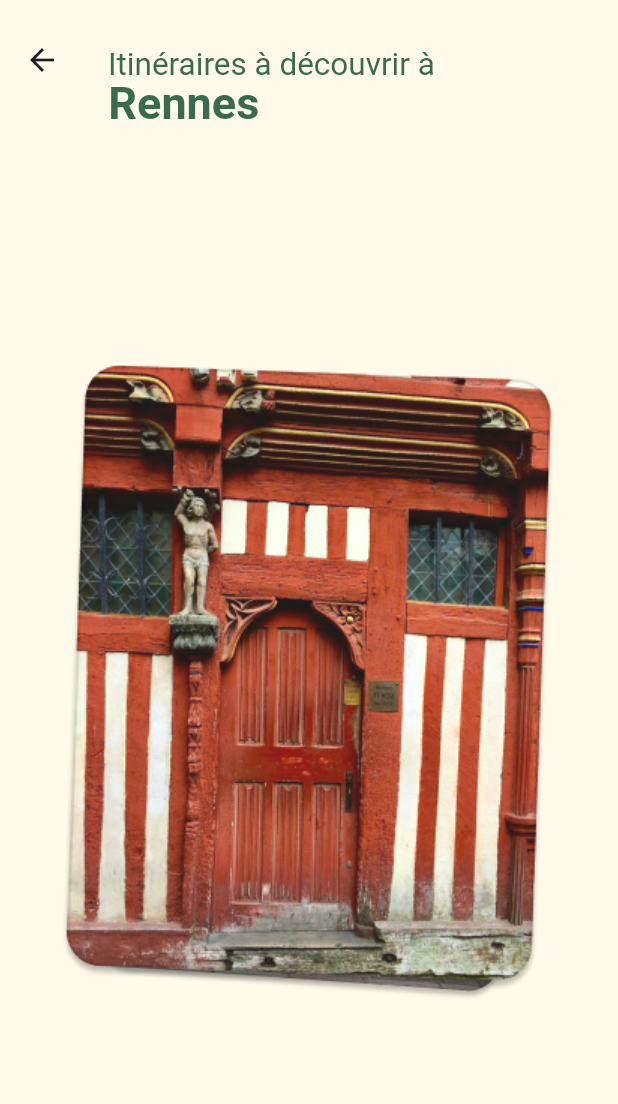
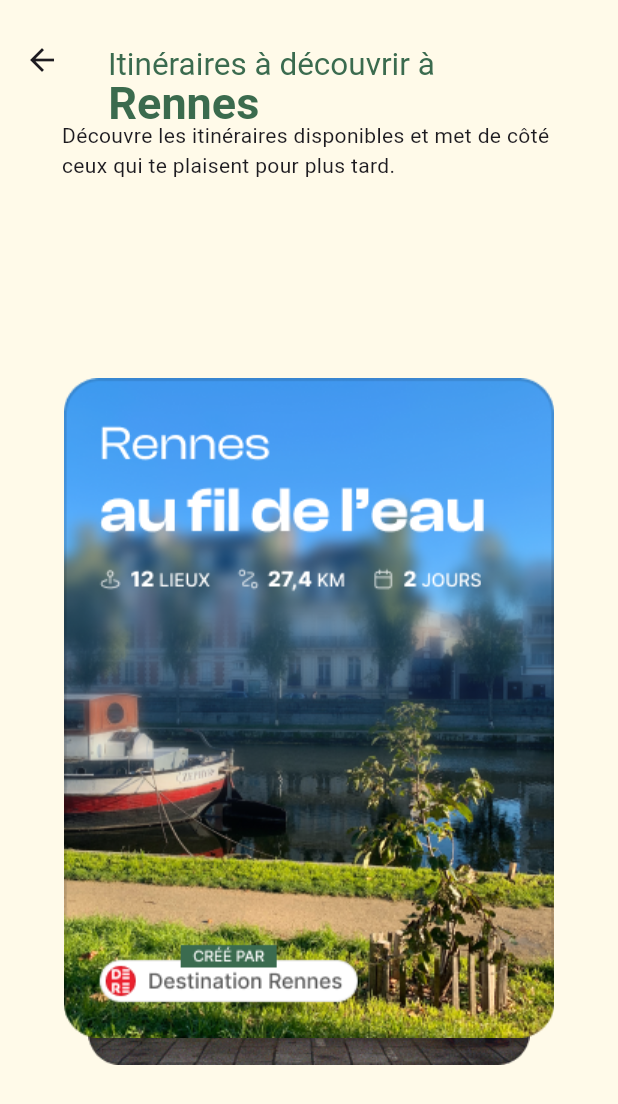
Before and after one commit to Ddg80/lamna, a Flutter app: the ItineraryPage screen opened directly, on a phone screen of 412 x 824 dp. Shown: the top 1104 px of the screen. Run offline on Flutter 3.47's test engine with Material 3 defaults, Android fonts, the phone set to English and light mode, and no system bars; drawn by our look-alikes of flutter_card_swiper; our stand-ins replace carousel_slider, flutter_svg; Roboto replaces fonts that are missing (Clash Display Variable).

Commit message:
Add images swipe and text

```diff
--- /dev/null
+++ b/lib/models/itinerary.dart
@@ -0,0 +1,76 @@
+class Itinerary {
+  late int id;
+  late String nameCity;
+  late String image;
+  late String titleItinerary;
+  late int nbSite;
+  late double distance;
+  late int days;
+
+  Itinerary({
+    required this.id,
+    required this.nameCity,
+    required this.image,
+    required this.titleItinerary,
+    required this.nbSite,
+    required this.distance,
+    required this.days,
+  });
+}
+
+List<Itinerary> itineraries = [
+  Itinerary(
+    id: 1,
+    nameCity: 'Rennes',
+    titleItinerary: 'Au fil de l\'eau',
+    image: 'assets/itineraryCards/route1.png',
+    nbSite: 12,
+    distance: 27.4,
+    days: 2,
+  ),
+  Itinerary(
+    id: 2,
+    nameCity: 'Rennes',
+    titleItinerary: 'Echappée gourmande',
+    image: 'assets/itineraryCards/route2.png',
+    nbSite: 9,
+    distance: 12,
+    days: 3,
+  ),
+  Itinerary(
+    id: 3,
+    nameCity: 'Rennes',
+    titleItinerary: 'Flâneries médiévales au coeur de Rennes',
+    image: 'assets/itineraryCards/route3.png',
+    nbSite: 8,
+    distance: 6,
+    days: 1,
+  ),
+  Itinerary(
+    id: 4,
+    nameCity: 'Rennes',
+    titleItinerary: 'Trésors historiques cachés',
+    image: 'assets/itineraryCards/route4.png',
+    nbSite: 15,
+    distance: 19,
+    days: 1,
+  ),
+  Itinerary(
+    id: 5,
+    nameCity: 'Rennes',
+    titleItinerary: 'Odyssée moderne',
+    image: 'assets/itineraryCards/route5.png',
+    nbSite: 12,
+    distance: 15,
+    days: 2,
+  ),
+  Itinerary(
+    id: 6,
+    nameCity: 'Rennes',
+    titleItinerary: 'Rennes en rythme',
+    image: 'assets/itineraryCards/route6.png',
+    nbSite: 8,
+    distance: 27,
+    days: 3,
+  ),
+];
--- a/lib/pages/itinerary_page.dart
+++ b/lib/pages/itinerary_page.dart
@@ -1,5 +1,6 @@
 import 'package:flutter/material.dart';
 import 'package:flutter_card_swiper/flutter_card_swiper.dart';
+import 'package:lamna/models/itinerary.dart';
 import 'package:lamna/utils/constants/color_constants.dart';
 import 'package:lamna/utils/widgets/itinerary/title_itinerary.dart';
 
@@ -11,17 +12,7 @@ class ItineraryPage extends StatefulWidget {
 }
 
 class _ItineraryPageState extends State<ItineraryPage> {
-  List<Container> cards = [
-    Container(
-      alignment: Alignment.center,
-      child: Image.asset("assets/pictures/itinerary/itinerary1.png"),
-    ),
-    Container(
-      alignment: Alignment.center,
-      child: Image.asset("assets/pictures/itinerary/itinerary2.png"),
-    ),
-  ];
-
+  final CardSwiperController controller = CardSwiperController();
   @override
   void initState() {
     super.initState();
@@ -39,12 +30,32 @@ class _ItineraryPageState extends State<ItineraryPage> {
         elevation: 0,
         toolbarHeight: 80,
       ),
-      body: Flexible(
-        child: CardSwiper(
-          cardsCount: cards.length,
-          cardBuilder: (context, index, percentThresholdX, percentThresholdY) =>
-              cards[index],
-        ),
+      body: Column(
+        children: [
+          SizedBox(
+            width: MediaQuery.of(context).size.width * 0.8,
+            child: const Text(
+                'Découvre les itinéraires disponibles et met de côté ceux qui te plaisent pour plus tard.'),
+          ),
+          Flexible(
+            child: CardSwiper(
+              controller: controller,
+              cardsCount: itineraries.length,
+              cardBuilder: (
+                context,
+                index,
+                percentThresholdX,
+                percentThresholdY,
+              ) =>
+                  Container(
+                alignment: Alignment.center,
+                child: Image.asset(
+                  itineraries[index].image,
+                ),
+              ),
+            ),
+          ),
+        ],
       ),
     );
   }
--- a/lib/pages/teaser/show_one_page.dart
+++ b/lib/pages/teaser/show_one_page.dart
@@ -1,11 +1,9 @@
 import 'package:flutter/material.dart';
-import 'package:lamna/pages/auth/register_page.dart';
 import 'package:lamna/pages/teaser/show_two_page.dart';
 import 'package:lamna/utils/constants/color_constants.dart';
 import 'package:lamna/utils/constants/font_constants.dart';
 import 'package:lamna/utils/widgets/Indicators/indicators_sliders.dart';
 import 'package:lamna/utils/widgets/button_next_page_new_vision.dart';
-import 'package:lamna/utils/widgets/indicators.dart';
 
 class ShowOnePage extends StatefulWidget {
   const ShowOnePage({super.key});
--- a/lib/pages/teaser/show_three_page.dart
+++ b/lib/pages/teaser/show_three_page.dart
@@ -4,7 +4,6 @@ import 'package:lamna/utils/constants/color_constants.dart';
 import 'package:lamna/utils/constants/font_constants.dart';
 import 'package:lamna/utils/widgets/Indicators/indicators_sliders.dart';
 import 'package:lamna/utils/widgets/button_next_page_new_vision.dart';
-import 'package:lamna/utils/widgets/indicators.dart';
 
 class ShowThreePage extends StatefulWidget {
   const ShowThreePage({super.key});
--- a/lib/pages/teaser/show_two_page.dart
+++ b/lib/pages/teaser/show_two_page.dart
@@ -1,11 +1,9 @@
 import 'package:flutter/material.dart';
-import 'package:lamna/pages/auth/register_page.dart';
 import 'package:lamna/pages/teaser/show_three_page.dart';
 import 'package:lamna/utils/constants/color_constants.dart';
 import 'package:lamna/utils/constants/font_constants.dart';
 import 'package:lamna/utils/widgets/Indicators/indicators_sliders.dart';
 import 'package:lamna/utils/widgets/button_next_page_new_vision.dart';
-import 'package:lamna/utils/widgets/indicators.dart';
 
 class ShowTwoPage extends StatefulWidget {
   const ShowTwoPage({super.key});
--- a/pubspec.yaml
+++ b/pubspec.yaml
@@ -43,6 +43,12 @@ flutter:
     - assets/pictures/itinerary/itinerary1.png
     - assets/pictures/itinerary/itinerary2.png
     - assets/logos/darkIconTypo.svg
+    - assets/itineraryCards/route1.png
+    - assets/itineraryCards/route2.png
+    - assets/itineraryCards/route3.png
+    - assets/itineraryCards/route4.png
+    - assets/itineraryCards/route5.png
+    - assets/itineraryCards/route6.png
   fonts:
     - family: ClashDisplay
       fonts:
```
Also changed, not shown: assets/itineraryCards/route1.png (added), assets/itineraryCards/route2.png (added), assets/itineraryCards/route3.png (added), assets/itineraryCards/route4.png (added), assets/itineraryCards/route5.png (added), assets/itineraryCards/route6.png (added).
